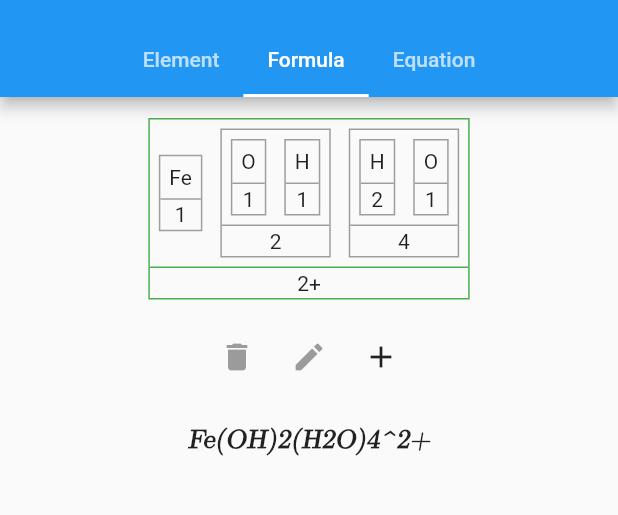
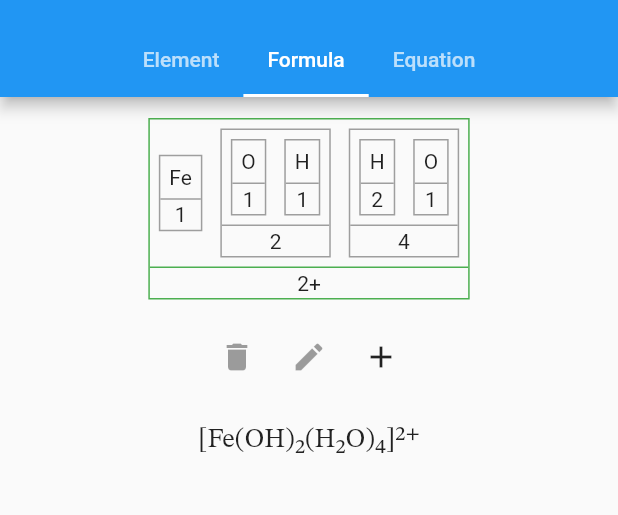
Before and after one commit to Mapioi/unhexennium, a Flutter app: the screen it shows after launch, tab 2 chosen, on a phone screen of 412 x 824 dp, the part 59-574 px from its top. Run offline on Flutter 3.47's test engine with Material 2 defaults, Android fonts, the phone set to English and light mode, and no system bars.

Commit message:
Add font that supports sub and super scripts for rendered formula

```diff
--- a/lib/tabs/formula.dart
+++ b/lib/tabs/formula.dart
@@ -202,14 +202,14 @@ class FormulaParent extends StatelessWidget {
           ),
         ],
       ),
-      new Container(height: 20.0),
+        new Container(height: 20.0),
       // Render
       new Text(
         formulaFactory.toString(),
         style: new TextStyle(
-          fontFamily: 'CMU',
+          fontFamily: 'Stix2Math',
           fontSize: 18.0,
-          fontWeight: FontWeight.bold
+          fontStyle: FontStyle.normal
         ),
       )
     ]);
--- a/pubspec.yaml
+++ b/pubspec.yaml
@@ -17,7 +17,6 @@ flutter:
   uses-material-design: true
   # fonts
   fonts:
-    - family: CMU
+    - family: Stix2Math
       fonts:
-        - asset: fonts/computer-modern-serif-italics.ttf
-          style: italic
+        - asset: fonts/STIX2Math.otf
```
Also changed, not shown: lib/chemistry/formula.dart (+23 -5 lines), fonts/STIX2Math.otf (added), fonts/computer-modern-serif-italics.ttf (deleted).
